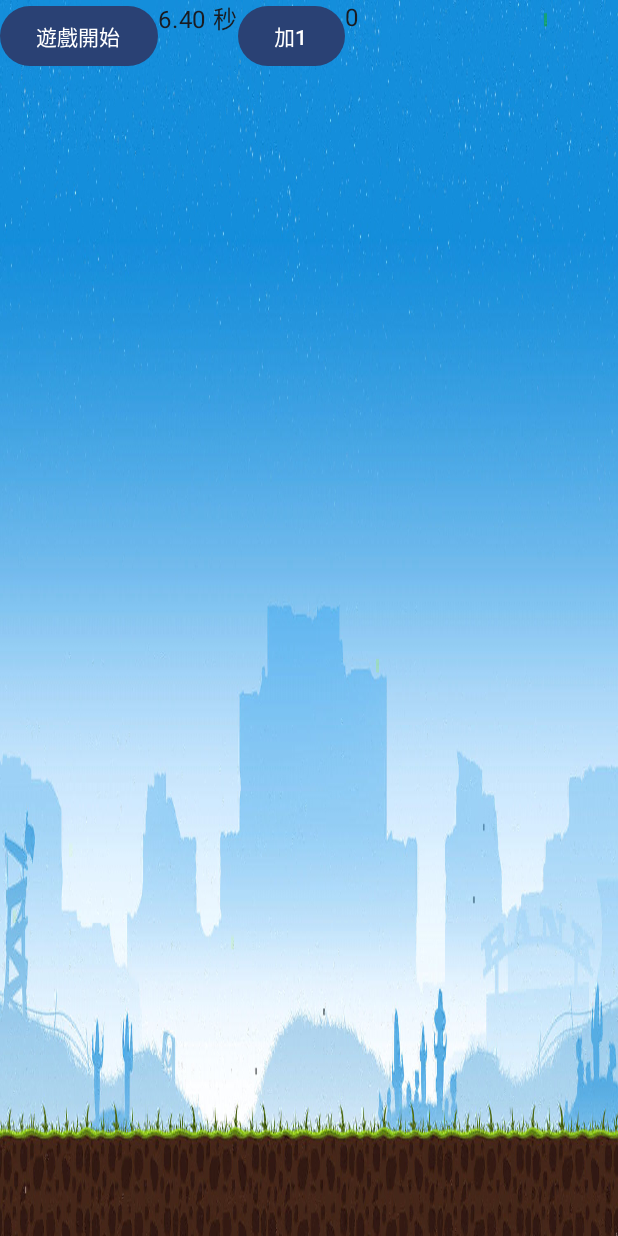
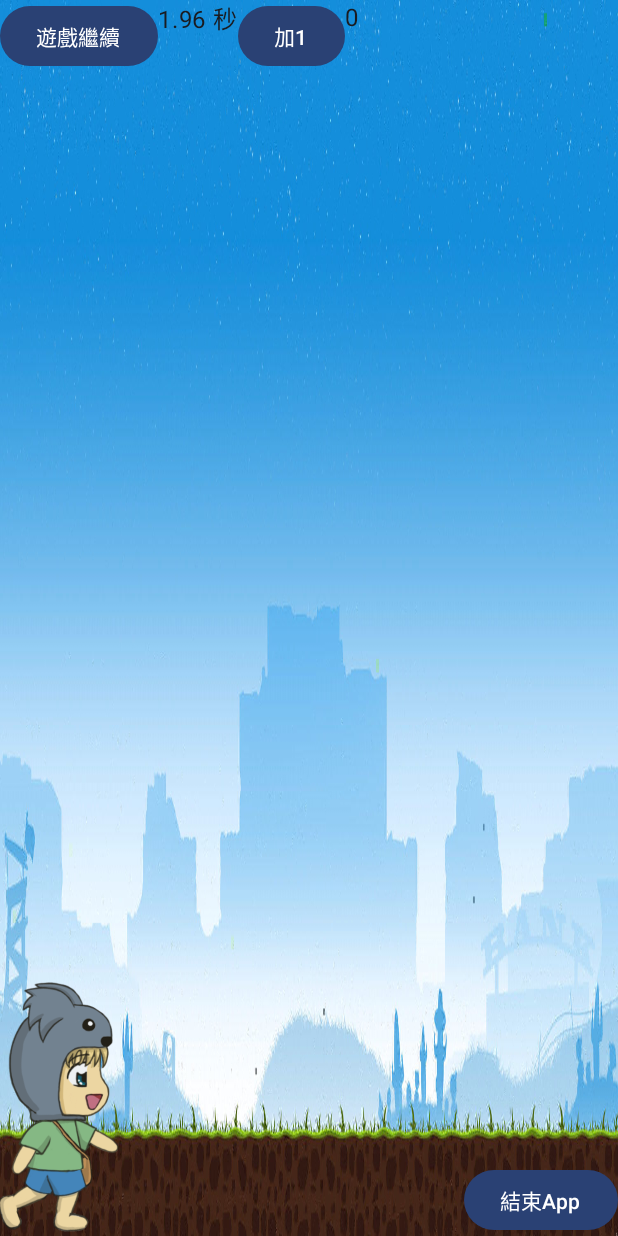
Before and after one commit to colayyun/Game2D, an Android app built with Jetpack Compose: the screen it shows after launch (MainActivity), after a tap on "遊戲暫停", on a phone screen of 412 x 824 dp. Run offline under Robolectric (Android 15) with nearby library versions, the phone set to English and light mode, and no system bars; 1 other tap on this screen came first.

Commit message:
第三次commit

```diff
--- /dev/null
+++ b/app/src/main/java/tw/edu/pu/s1110054/game2d/Boy.kt
@@ -0,0 +1,25 @@
+package tw.edu.pu.s1110054.game2d
+
+import android.graphics.Rect
+
+class Boy(screenH:Int, scale:Float) {
+    var w = (80 * scale).toInt()  //小男孩寬度
+    var h = (176 * scale).toInt()  //小男孩高度
+    var x = 0  //小男孩x軸座標
+    var y = screenH - h  //小男孩y軸座標
+    var pictNo = 0  //切換圖片
+    var zoomout = (10 * scale).toInt()  //圖片內縮
+
+
+    fun Walk() {
+        pictNo++
+        if (pictNo > 7) {
+            pictNo = 0
+        }
+    }
+    //取得小男孩所在矩形區域
+    fun getRect(): Rect {
+        return Rect(x+zoomout, y+zoomout,x+w-zoomout, y+h-zoomout)
+    }
+
+}
--- a/app/src/main/java/tw/edu/pu/s1110054/game2d/Game.kt
+++ b/app/src/main/java/tw/edu/pu/s1110054/game2d/Game.kt
@@ -4,11 +4,23 @@ import kotlinx.coroutines.CoroutineScope
 import kotlinx.coroutines.delay
 import kotlinx.coroutines.flow.MutableStateFlow
 import kotlinx.coroutines.launch
+import android.content.Context
+import android.media.MediaPlayer
 
-class Game(val scope: CoroutineScope, val screenW:Int, val screenH: Int) {
+
+
+class Game(val scope: CoroutineScope, val screenW:Int, val screenH: Int, scale:Float, context: Context) {
     var counter = 0
     val state = MutableStateFlow(0)
     val background = Background(screenW)
+    val boy = Boy(screenH, scale)
+    val virus = Virus(screenW, screenH, scale)
+
+    //背景音樂
+    var mper1 = MediaPlayer.create(context, R.raw.lastletter)
+    //結束音樂
+    var mper2 = MediaPlayer.create(context, R.raw.gameover)
+
 
 
     var isPlaying = true
@@ -19,12 +31,33 @@ class Game(val scope: CoroutineScope, val screenW:Int, val screenH: Int) {
             isPlaying = true
 
             while (isPlaying) {
-                delay(10)
+                mper1.start()  //播放背景音樂
+                delay(35)
                 background.Roll()
+                if (counter % 3 == 0){
+                    boy.Walk()
+                    virus.Fly()
+                    //判斷是否碰撞，結束遊戲
+                    if(boy.getRect().intersect(virus.getRect())) {
+                        isPlaying = false
+                        //遊戲結束音效
+                        mper1.pause()
+                        mper2.start()
+                    }
+                }
+
                 counter++
                 state.emit(counter)
 
             }
         }
     }
+
+    fun Restart(){
+        virus.Reset()
+        counter = 0
+        isPlaying = true
+        Play()
+    }
+
 }
--- a/app/src/main/java/tw/edu/pu/s1110054/game2d/MainActivity.kt
+++ b/app/src/main/java/tw/edu/pu/s1110054/game2d/MainActivity.kt
@@ -36,6 +36,19 @@ import androidx.compose.foundation.layout.offset
 import androidx.compose.ui.layout.ContentScale
 import androidx.compose.ui.unit.IntOffset
 
+import androidx.compose.foundation.layout.width
+import androidx.compose.foundation.layout.height
+import androidx.compose.ui.unit.dp
+
+import androidx.compose.foundation.layout.size
+
+import androidx.compose.ui.input.pointer.pointerInput
+import androidx.compose.foundation.gestures.detectTapGestures
+
+import androidx.compose.ui.platform.LocalContext
+import android.app.Activity
+import androidx.compose.foundation.layout.Box
+import androidx.compose.ui.Alignment
 
 
 
@@ -50,8 +63,9 @@ class MainActivity : ComponentActivity() {
                     setRequestedOrientation(ActivityInfo.SCREEN_ORIENTATION_LANDSCAPE)
                     val screenW = resources.displayMetrics.widthPixels
                     val screenH = resources.displayMetrics.heightPixels
-
-                    val game = Game(GlobalScope, screenW, screenH)
+                    //dp轉像素的倍率 (1dp的像素)
+                    val scale = resources.displayMetrics.density
+                    val game = Game(GlobalScope, screenW, screenH,scale,this)
                     Start(m = Modifier.padding(innerPadding),game,screenW)
                 }
             }
@@ -71,6 +85,7 @@ fun Start(m: Modifier, game:Game,screenW:Int){
     x++
     if (x>screenW){
         x=0
+
     }
 
 
@@ -90,16 +105,59 @@ fun Start(m: Modifier, game:Game,screenW:Int){
             .offset { IntOffset(game.background.x2, 0) }
     )
 
+    //繪製小男孩
+    val boyImage = arrayListOf(R.drawable.boy1, R.drawable.boy2,
+        R.drawable.boy3, R.drawable.boy4, R.drawable.boy5,
+        R.drawable.boy6, R.drawable.boy7, R.drawable.boy8)
+
+    Image(
+        painter = painterResource(id = boyImage[game.boy.pictNo]),
+        contentDescription = "小男孩",
+        modifier = Modifier
+            .width(80.dp)
+            .height(176.dp)
+            .offset { IntOffset(game.boy.x, game.boy.y) }
+    )
+
+
+    //繪製病毒
+    val virusImage = arrayListOf(R.drawable.virus1, R.drawable.virus2)
+    Image(
+        painter = painterResource(id = virusImage[game.virus.pictNo]),
+        contentDescription = "病毒",
+        modifier = Modifier
+            .size(70.dp)
+            .offset { IntOffset(game.virus.x, game.virus.y) }
+            .pointerInput(Unit) {  //觸控病毒往上，扣一秒鐘
+                detectTapGestures(
+                    onTap = {
+                        game.virus.y -= 40
+                        game.counter -= 25
+                    }
+                )
+            }
+
+    )
+
+
+    if (msg == "遊戲暫停" && !game.isPlaying){
+        msg = "遊戲結束，按此按鍵重新開始遊戲"
+    }
+
     Row {
         Button(
             onClick = {
-                if (msg=="遊戲開始"){
+                if (msg=="遊戲開始" || msg =="遊戲繼續"){
                     msg = "遊戲暫停"
                     game.Play()
                 }
-                else{
-                    msg = "遊戲開始"
+                else if (msg=="遊戲暫停"){
+                    msg = "遊戲繼續"
                     game.isPlaying = false
+                }
+                else{  //重新開始遊戲
+                    msg = "遊戲暫停"
+                    game.Restart()
                 }
             },
             modifier = m
@@ -120,7 +178,24 @@ fun Start(m: Modifier, game:Game,screenW:Int){
 
         Text(text = counter2.toString(), modifier = m)
     }
+
+    val activity = (LocalContext.current as? Activity)
+    Box (
+        modifier = Modifier.fillMaxSize(),
+        contentAlignment = Alignment.BottomEnd
+    ){
+        Button(
+            onClick = {
+                game.mper1.stop()
+                game.mper2.stop()
+                activity?.finish()
+            }
+        ) {
+            Text("結束App")
+        }
+    }
 }
+
 
 /*
     Row {
--- /dev/null
+++ b/app/src/main/java/tw/edu/pu/s1110054/game2d/Virus.kt
@@ -0,0 +1,39 @@
+package tw.edu.pu.s1110054.game2d
+
+import android.graphics.Rect
+
+
+class Virus(val screenW:Int, val screenH:Int, scale:Float) {
+    var w = (70 * scale).toInt()  //病毒寬度
+    var h = (70 * scale).toInt()  //病毒高度
+    var x = screenW  //病毒x軸座標
+    var y = (screenH/2).toInt()  //病毒y軸座標
+    var zoomout = (10 * scale).toInt()  //圖片內縮
+
+
+    var pictNo = 0  //切換圖片
+
+    fun Reset(){
+        x = screenW
+        y = (screenH/2).toInt()
+    }
+
+    fun Fly() {
+        pictNo++
+        if (pictNo > 1) {
+            pictNo = 0
+        }
+
+        x -= 10
+        y += (-40 .. 40).random()
+        if((x+w) < 0){
+            Reset()
+        }
+    }
+    //取得病毒所在矩形區域
+    fun getRect(): Rect {
+        return Rect(x+zoomout, y+zoomout,x+w-zoomout, y+h-zoomout)
+    }
+
+
+}
```
Also changed, not shown: 2 other files.
